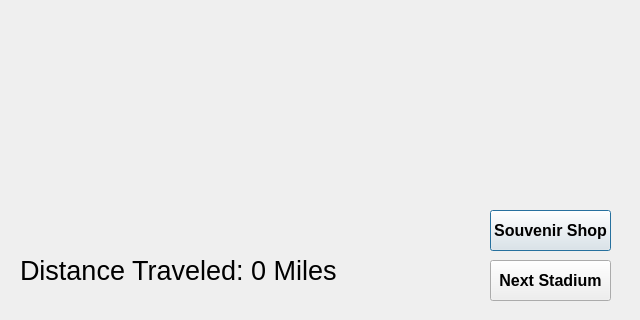
Qt form stadiumtrippage.ui (nokk3n-dev/CS1D-Project-2-Baseball) before a commit; both pictures show x 0 to 640 and y 160 to 480 of the 640 by 480 pixel window.
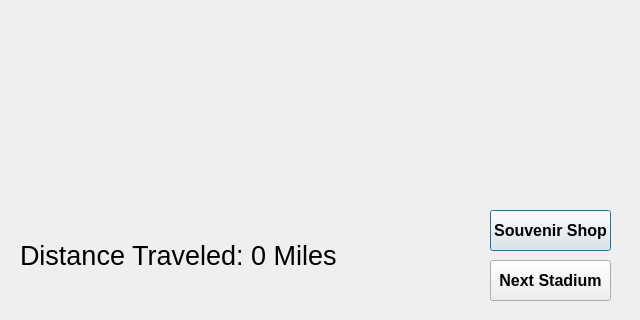
The same form after that commit.

Patch:
```diff
--- a/stadiumtrippage.ui
+++ b/stadiumtrippage.ui
@@ -99,9 +99,9 @@
    <property name="geometry">
     <rect>
      <x>20</x>
-     <y>400</y>
-     <width>391</width>
-     <height>61</height>
+     <y>370</y>
+     <width>461</width>
+     <height>91</height>
     </rect>
    </property>
    <property name="font">
```
